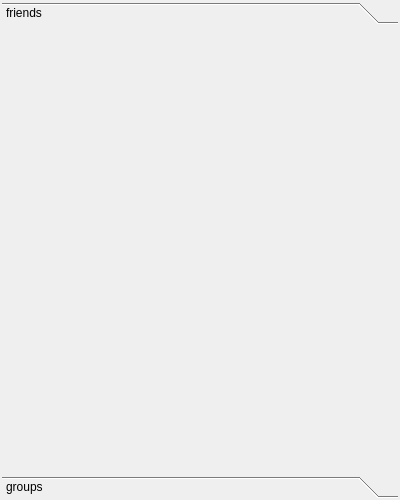
Old version of the form dialoglist.ui in the repository zrd123/chatclient.
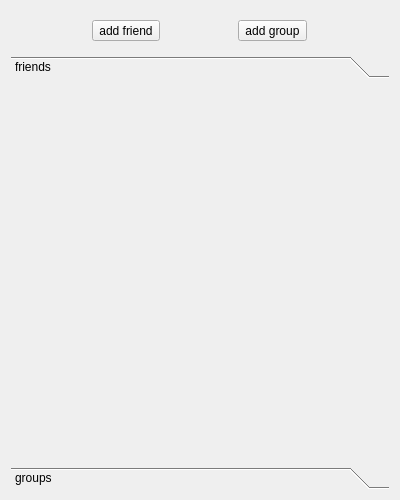
New version of the form. The open tabs and pages were chosen to show the change.

```diff
--- a/dialoglist.ui
+++ b/dialoglist.ui
@@ -26,18 +26,26 @@
    <string>Form</string>
   </property>
   <layout class="QVBoxLayout" name="verticalLayout">
-   <property name="leftMargin">
-    <number>2</number>
-   </property>
-   <property name="topMargin">
-    <number>2</number>
-   </property>
-   <property name="rightMargin">
-    <number>2</number>
-   </property>
-   <property name="bottomMargin">
-    <number>2</number>
-   </property>
+   <item>
+    <widget class="QWidget" name="widget" native="true">
+     <layout class="QHBoxLayout" name="horizontalLayout">
+      <item>
+       <widget class="QToolButton" name="addFriendTBtn">
+        <property name="text">
+         <string>add friend</string>
+        </property>
+       </widget>
+      </item>
+      <item>
+       <widget class="QToolButton" name="addGroupTBtn">
+        <property name="text">
+         <string>add group</string>
+        </property>
+       </widget>
+      </item>
+     </layout>
+    </widget>
+   </item>
    <item>
     <widget class="QToolBox" name="toolBox">
      <property name="tabletTracking">
@@ -57,8 +65,8 @@
        <rect>
         <x>0</x>
         <y>0</y>
-        <width>396</width>
-        <height>426</height>
+        <width>378</width>
+        <height>352</height>
        </rect>
       </property>
       <attribute name="label">
```
Left out of the diff: 6 changed lines with no effect on the pictures.
